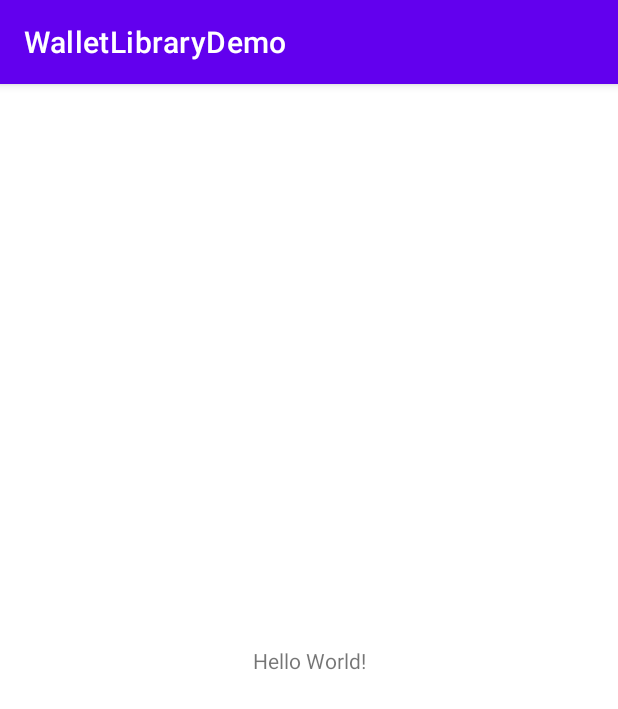
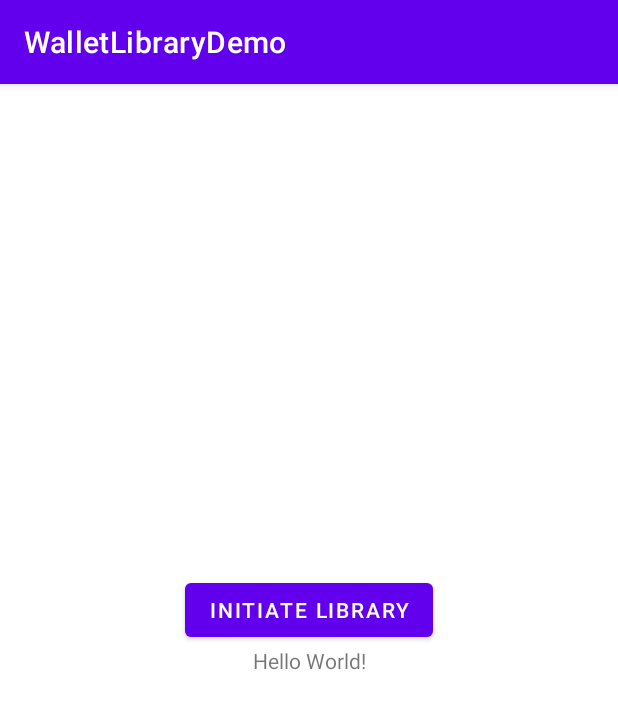
Before and after one commit to microsoft/entra-verifiedid-wallet-library-android, an Android app: the screen it shows after launch (MainActivity), on a phone screen of 412 x 824 dp. Shown: the top 709 px of the screen. Run offline under Robolectric (Android 15) with nearby library versions, the phone set to English and light mode, and no system bars.

Commit message:
created a test function in library to return a string and displayed it in demo app

```diff
--- a/walletlibrarydemo/build.gradle
+++ b/walletlibrarydemo/build.gradle
@@ -38,6 +38,7 @@ dependencies {
     implementation 'androidx.appcompat:appcompat:1.5.1'
     implementation 'com.google.android.material:material:1.7.0'
     implementation 'androidx.constraintlayout:constraintlayout:2.1.4'
+    implementation project(':walletlibrary')
     testImplementation 'junit:junit:4.13.2'
     androidTestImplementation 'androidx.test.ext:junit:1.1.4'
     androidTestImplementation 'androidx.test.espresso:espresso-core:3.5.0'
--- a/walletlibrarydemo/src/main/java/com/microsoft/walletlibrarydemo/MainActivity.kt
+++ b/walletlibrarydemo/src/main/java/com/microsoft/walletlibrarydemo/MainActivity.kt
@@ -2,10 +2,21 @@ package com.microsoft.walletlibrarydemo
 
 import androidx.appcompat.app.AppCompatActivity
 import android.os.Bundle
+import android.widget.Button
+import android.widget.TextView
+import com.microsoft.walletlibrary.VerifiedIdFlow
 
 class MainActivity : AppCompatActivity() {
     override fun onCreate(savedInstanceState: Bundle?) {
         super.onCreate(savedInstanceState)
         setContentView(R.layout.activity_main)
+        val button = findViewById<Button>(R.id.button)
+        button.setOnClickListener { onClickButton() }
+
+    }
+
+    private fun onClickButton() {
+        val text = findViewById<TextView>(R.id.textview)
+        text.text = VerifiedIdFlow().init()
     }
 }
--- a/walletlibrarydemo/src/main/res/layout/activity_main.xml
+++ b/walletlibrarydemo/src/main/res/layout/activity_main.xml
@@ -7,6 +7,7 @@
     tools:context=".MainActivity">
 
     <TextView
+        android:id="@+id/textview"
         android:layout_width="wrap_content"
         android:layout_height="wrap_content"
         android:text="Hello World!"
@@ -15,4 +16,15 @@
         app:layout_constraintStart_toStartOf="parent"
         app:layout_constraintTop_toTopOf="parent" />
 
+    <Button
+        android:id="@+id/button"
+        android:layout_width="wrap_content"
+        android:layout_height="wrap_content"
+        android:text="Initiate Library"
+        app:layout_constraintStart_toStartOf="parent"
+        app:layout_constraintEnd_toEndOf="parent"
+        app:layout_constraintBottom_toTopOf="@id/textview"
+        tools:layout_editor_absoluteX="148dp"
+        tools:layout_editor_absoluteY="330dp" />
+
 </androidx.constraintlayout.widget.ConstraintLayout>
```
Also changed, not shown: walletlibrary/src/main/java/com/microsoft/walletlibrary/VerifiedIdFlow.kt (added, +8 -0 lines).
